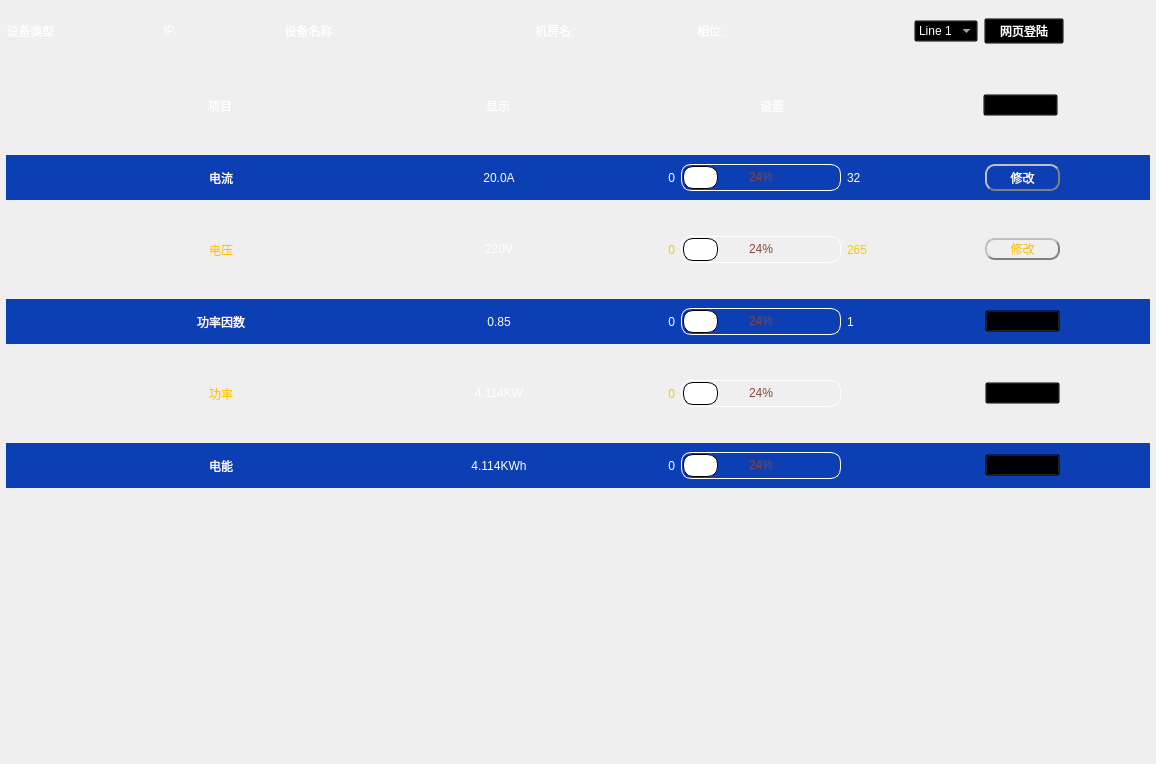
ChinaClever/CleverManagerV3, file CleverManager/pdus/pdu_line/pdu_linewid.ui: the form before one commit.
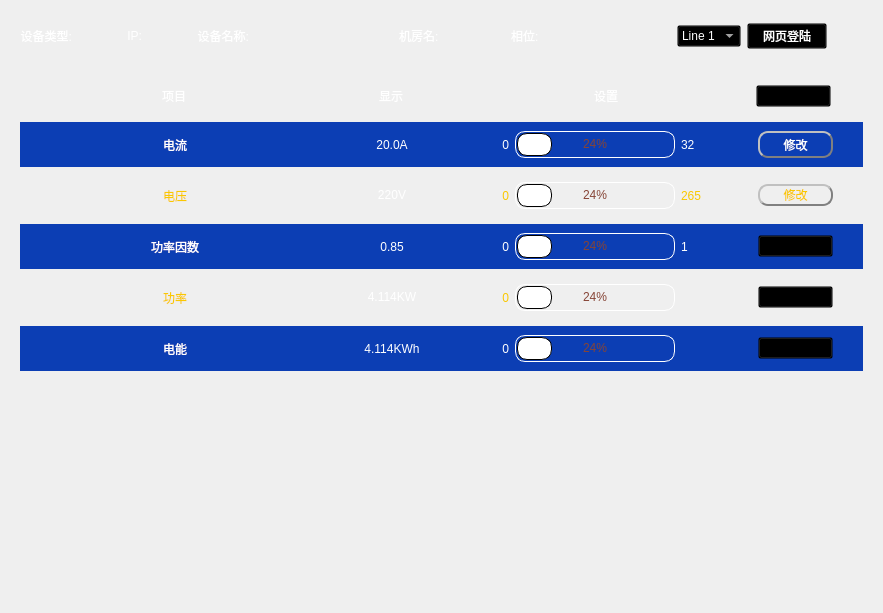
The form after the commit.

```diff
--- a/CleverManager/pdus/pdu_line/pdu_linewid.ui
+++ b/CleverManager/pdus/pdu_line/pdu_linewid.ui
@@ -6,8 +6,8 @@
    <rect>
     <x>0</x>
     <y>0</y>
-    <width>1156</width>
-    <height>764</height>
+    <width>883</width>
+    <height>613</height>
    </rect>
   </property>
   <property name="windowTitle">
@@ -17,15 +17,9 @@
    <string notr="true">font: 12pt &quot;微软雅黑&quot;;
 color: rgb(255, 255, 255);</string>
   </property>
+  <layout class="QGridLayout" name="gridLayout">
+   <item row="0" column="0">
   <widget class="QWidget" name="widget_13" native="true">
-   <property name="geometry">
-    <rect>
-     <x>6</x>
-     <y>6</y>
-     <width>1144</width>
-     <height>50</height>
-    </rect>
-   </property>
    <property name="minimumSize">
     <size>
      <width>0</width>
@@ -274,15 +268,9 @@
     </item>
    </layout>
   </widget>
+   </item>
+   <item row="1" column="0">
   <widget class="QWidget" name="widget_4" native="true">
-   <property name="geometry">
-    <rect>
-     <x>6</x>
-     <y>62</y>
-     <width>1144</width>
-     <height>448</height>
-    </rect>
-   </property>
    <property name="styleSheet">
     <string notr="true"/>
    </property>
@@ -1615,16 +1603,18 @@
     </item>
    </layout>
   </widget>
+   </item>
+   <item row="2" column="0">
   <widget class="QWidget" name="graphWid" native="true">
-   <property name="geometry">
-    <rect>
-     <x>30</x>
-     <y>530</y>
-     <width>1031</width>
-     <height>201</height>
-    </rect>
-   </property>
-  </widget>
+     <property name="minimumSize">
+      <size>
+       <width>0</width>
+       <height>200</height>
+      </size>
+     </property>
+    </widget>
+   </item>
+  </layout>
  </widget>
  <resources/>
  <connections/>
```
Lines whose indentation alone changed are shown as unchanged.
